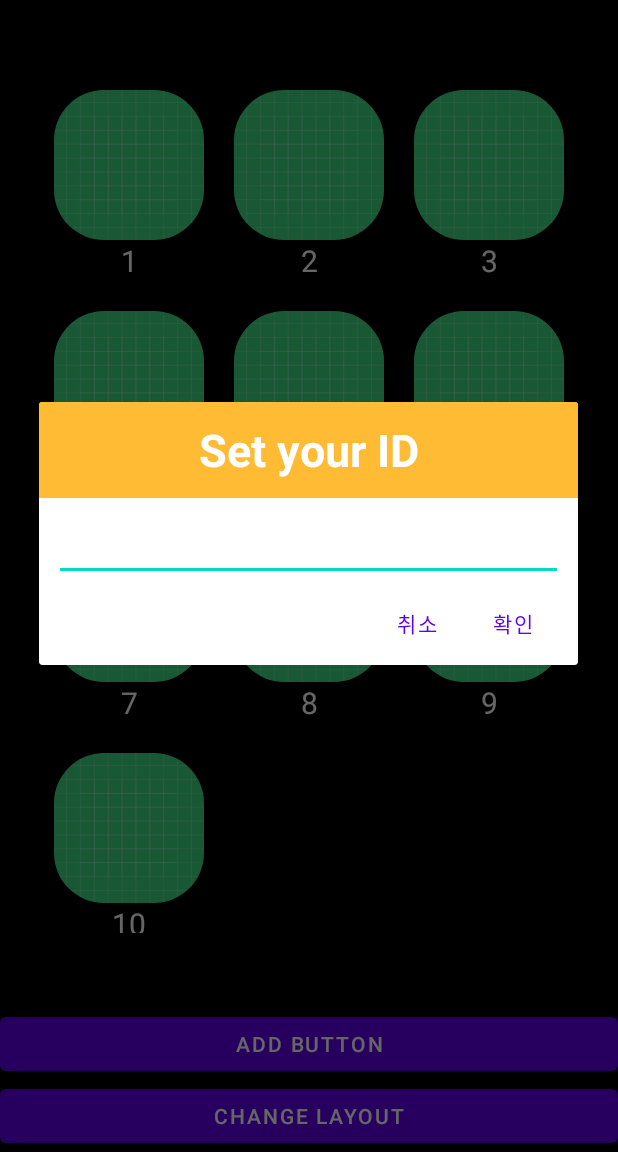
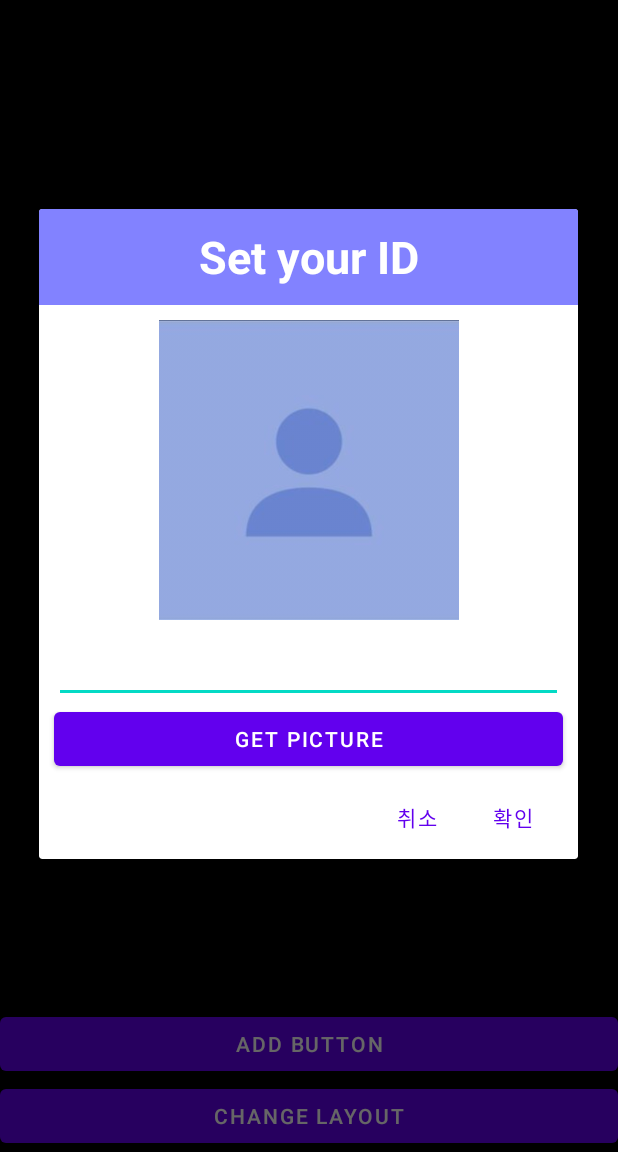
Before and after one commit to f-lab-edu/GitHubBookmarks, an Android app: the screen it shows after launch (MainActivity), after a tap on "ADD BUTTON", on a phone screen of 412 x 824 dp, the part 84-1236 px from its top. Run offline under Robolectric (Android 15) with nearby library versions, the phone set to English and light mode, and no system bars; our stand-ins replace Room's generated code; 1 other tap on this screen came first.

Commit message:
dev/2022-09-12
1. Room을 활용한 데이터 캐쉬화

[study]
1. @Entity : @PrimaryKey(autoGenerate = true), @ColumnInfo
2. @Dao : @Query, @Insert, @Delete
3. @Database, getInstance
3. @TypeConverter

```diff
--- a/app/src/main/java/com/hy0417sage/findmyflower/FlowerAdapter.kt
+++ b/app/src/main/java/com/hy0417sage/findmyflower/FlowerAdapter.kt
@@ -6,8 +6,10 @@ import android.view.ViewGroup
 import androidx.recyclerview.widget.RecyclerView
 import com.bumptech.glide.Glide
 import com.hy0417sage.findmyflower.databinding.ItemFlowerBinding
+import com.hy0417sage.findmyflower.db.FlowerEntity
 
-class FlowerAdapter(private val flowerList: ArrayList<FlowerData>) :
+
+class FlowerAdapter(private val flowerList: ArrayList<FlowerEntity>) :
     RecyclerView.Adapter<FlowerAdapter.MyViewHolder>() {
 
     //뷰홀더 객체를 생성해준다.
@@ -24,13 +26,12 @@ class FlowerAdapter(private val flowerList: ArrayList<FlowerData>) :
     override fun onBindViewHolder(holder: MyViewHolder, position: Int) {
         val flowerData = flowerList[position]
         holder.imageView.clipToOutline = true
+
         holder.textView.text = flowerData.text
         Glide.with(holder.itemView).load(flowerData.img).into(holder.imageView)
 
         holder.itemView.setOnClickListener{
             itemClickListener.onClick(it, position)
-            flowerList.removeAt(position)
-            notifyItemRangeChanged(position, flowerList.size) // 아이템 삭제 후 flowerList.size 재 설정
         }
     }
 
--- a/app/src/main/java/com/hy0417sage/findmyflower/FlowerData.kt
+++ /dev/null
@@ -1,8 +0,0 @@
-package com.hy0417sage.findmyflower
-
-import android.graphics.drawable.Drawable
-
-data class FlowerData (
-    var img : Drawable,
-    var text : String
-    )
--- a/app/src/main/java/com/hy0417sage/findmyflower/MainActivity.kt
+++ b/app/src/main/java/com/hy0417sage/findmyflower/MainActivity.kt
@@ -1,25 +1,33 @@
 package com.hy0417sage.findmyflower
 
 import android.content.DialogInterface
-import androidx.appcompat.app.AppCompatActivity
+import android.graphics.drawable.BitmapDrawable
 import android.os.Bundle
+import android.util.Log
 import android.view.View
 import android.widget.Button
 import android.widget.EditText
+import android.widget.ImageView
+import android.widget.Toast
 import androidx.appcompat.app.AlertDialog
-import androidx.core.content.ContextCompat
+import androidx.appcompat.app.AppCompatActivity
 import androidx.recyclerview.widget.GridLayoutManager
 import androidx.recyclerview.widget.LinearLayoutManager
 import androidx.recyclerview.widget.StaggeredGridLayoutManager
 import com.hy0417sage.findmyflower.databinding.ActivityMainBinding
+import com.hy0417sage.findmyflower.db.AppDatabase
+import com.hy0417sage.findmyflower.db.FlowerDao
+import com.hy0417sage.findmyflower.db.FlowerEntity
 
 class MainActivity : AppCompatActivity(), View.OnClickListener { //클릭 이벤트 처리 인터페이스
 
     private lateinit var binding: ActivityMainBinding
+    private lateinit var db: AppDatabase
+    private lateinit var flowerDao: FlowerDao
+    private lateinit var flowerList: ArrayList<FlowerEntity>
+    private lateinit var adapter: FlowerAdapter
     private lateinit var changeLayout: Button //changeLayout button 변수 선언
     private lateinit var addButton: Button
-    private lateinit var flowerList: ArrayList<FlowerData>
-    private lateinit var adapter: FlowerAdapter
     private var index = 0
 
     override fun onCreate(savedInstanceState: Bundle?) {
@@ -33,35 +41,44 @@ class MainActivity : AppCompatActivity(), View.OnClickListener { //클릭 이벤
         addButton.setOnClickListener(this)
         flowerList = ArrayList()
 
-        setFlowerList()
-        setRecyclerView()
-        deleteFlowerItem()
+        //DB 인스턴스와 DB 작업을 할 수 있는 DAO 를 가져온다.
+        db = AppDatabase.getInstance(this)!!
+        flowerDao = db.getFlowerDao()
+
+        getFlowerList() //저장되어있는 데이터 불러오기
+    }
+
+    private fun getFlowerList() {
+        Thread {
+            flowerList = ArrayList(flowerDao.getAll())
+            Log.d("flowerList", "" + flowerList.size)
+            setRecyclerView()
+        }.start()
+    }
+
+    private fun setRecyclerView() {
+        //리사이클러 뷰 설정
+        runOnUiThread {
+            adapter = FlowerAdapter(flowerList) //어댑터 객체 할당
+            binding.recyclerView.adapter = adapter //리사이클러뷰 어댑터로 위에서 만든 어댑터 설정
+            binding.recyclerView.layoutManager = GridLayoutManager(this, 2) //레이아웃 매니저 설정
+            deleteFlowerItem()
+        }
     }
 
     private fun deleteFlowerItem() {
         adapter.setItemClickListener(object : FlowerAdapter.OnItemClickListener {
             override fun onClick(v: View, position: Int) {
-                adapter.notifyItemRemoved(position)
+                Thread{
+                    flowerDao.deleteFlower(flowerList[position])
+                    flowerList.removeAt(position)
+                    runOnUiThread {
+                        adapter.notifyDataSetChanged()
+                    }
+                }.start()
+                Toast.makeText(this@MainActivity, "${flowerList[position].text}가 삭제되었습니다.", Toast.LENGTH_SHORT).show()
             }
         })
-    }
-
-    private fun setFlowerList() {
-        for (i: Int in 1..10) {
-            flowerList.add(
-                FlowerData(
-                    img = ContextCompat.getDrawable(this, R.drawable.ic_launcher_background)!!,
-                    text = i.toString()
-                )
-            )
-        }
-    }
-
-    private fun setRecyclerView() {
-        //리사이클러 뷰 설정
-        adapter = FlowerAdapter(flowerList) //어댑터 객체 할당
-        binding.recyclerView.adapter = adapter //리사이클러뷰 어댑터로 위에서 만든 어댑터 설정
-        binding.recyclerView.layoutManager = GridLayoutManager(this, 2) //레이아웃 매니저 설정
     }
 
     private fun changeLayoutManager() {
@@ -82,15 +99,24 @@ class MainActivity : AppCompatActivity(), View.OnClickListener { //클릭 이벤
             val alert = p as AlertDialog //p에 해당 AlertDialog 가 들어온다.
             val flowerName: EditText? =
                 alert.findViewById<EditText>(R.id.flowerName) //findViewById를 통해 view 를 가져와서 사용
+            val flowerImage: ImageView? =
+                alert.findViewById<ImageView>(R.id.imageView)
 
-            flowerList.add(
-                FlowerData(
-                    img = ContextCompat.getDrawable(this, R.drawable.ic_launcher_background)!!,
-                    text = "${flowerName?.text}".toString()
+            //flowerImage?.setImageResource(R.drawable.null_profile)
+            //TODO : 갤러리 사진 불러오기
+            val bitmapDrawable = getDrawable(R.drawable.null_profile) as BitmapDrawable
+            val bitmap = bitmapDrawable.bitmap
+
+            Thread {
+                flowerDao.insertFlower(
+                    FlowerEntity(
+                        null,
+                        bitmap,
+                        "${flowerName?.text}".toString()
+                    )
                 )
-            )
-            adapter.notifyItemInserted(flowerList.size) //어댑터에서 리사이클링뷰에 새로운 데이터 반영
-            binding.recyclerView.smoothScrollToPosition(flowerList.size) //새로 추가한 뷰로 이동
+                getFlowerList()
+            }.start()
         }
         builder.setPositiveButton("확인", listener)
         builder.setNegativeButton("취소", null)
--- /dev/null
+++ b/app/src/main/java/com/hy0417sage/findmyflower/db/AppDatabase.kt
@@ -0,0 +1,30 @@
+package com.hy0417sage.findmyflower.db
+
+import android.content.Context
+import androidx.room.Database
+import androidx.room.Room
+import androidx.room.RoomDatabase
+import androidx.room.TypeConverters
+
+@Database(entities = arrayOf(FlowerEntity::class), version = 1)
+@TypeConverters(Converters::class)
+abstract class AppDatabase : RoomDatabase() {
+
+    abstract fun getFlowerDao(): FlowerDao
+
+    companion object {
+        private const val databaseName = "db_flower"
+        private var appDatabase: AppDatabase? = null
+
+        fun getInstance(context: Context): AppDatabase? {
+            if (appDatabase == null) {
+                appDatabase = Room.databaseBuilder(
+                    context,
+                    AppDatabase::class.java,
+                    databaseName
+                ).build()
+            }
+            return appDatabase
+        }
+    }
+}
--- /dev/null
+++ b/app/src/main/java/com/hy0417sage/findmyflower/db/FlowerDao.kt
@@ -0,0 +1,19 @@
+package com.hy0417sage.findmyflower.db
+
+import androidx.room.Dao
+import androidx.room.Delete
+import androidx.room.Insert
+import androidx.room.Query
+
+@Dao
+interface FlowerDao {
+
+    @Query("SELECT * FROM FlowerEntity")
+    fun getAll(): List<FlowerEntity>
+
+    @Insert
+    fun insertFlower(flower: FlowerEntity)
+
+    @Delete
+    fun deleteFlower(flower: FlowerEntity)
+}
--- a/app/src/main/res/drawable/view_box.xml
+++ b/app/src/main/res/drawable/view_box.xml
@@ -1,5 +1,5 @@
 <?xml version="1.0" encoding="UTF-8"?>
 <shape xmlns:android="http://schemas.android.com/apk/res/android">
     <corners
-        android:radius="50px" />
+        android:radius="50px"/>
 </shape>
--- a/app/src/main/res/layout/custom_dialog.xml
+++ b/app/src/main/res/layout/custom_dialog.xml
@@ -1,15 +1,26 @@
 <?xml version="1.0" encoding="utf-8"?>
 <androidx.constraintlayout.widget.ConstraintLayout xmlns:android="http://schemas.android.com/apk/res/android"
     xmlns:app="http://schemas.android.com/apk/res-auto"
+    xmlns:tools="http://schemas.android.com/tools"
     android:layout_width="match_parent"
     android:layout_height="wrap_content"
     android:layout_margin="10dp">
+
+    <ImageView
+        android:id="@+id/user_profile"
+        android:layout_width="200dp"
+        android:layout_height="200dp"
+        android:layout_margin="10dp"
+        android:background="@drawable/null_profile"
+        app:layout_constraintEnd_toEndOf="parent"
+        app:layout_constraintStart_toStartOf="parent"
+        app:layout_constraintTop_toBottomOf="@+id/dialogImageView" />
 
     <TextView
         android:id="@+id/dialogImageView"
         android:layout_width="match_parent"
         android:layout_height="64dp"
-        android:background="#FFFFBB33"
+        android:background="#8282ff"
         android:contentDescription="@string/app_name"
         android:gravity="center"
         android:scaleType="center"
@@ -28,8 +39,19 @@
         android:layout_height="wrap_content"
         android:layout_margin="10dp"
         android:inputType="textEmailAddress"
+        app:layout_constraintTop_toBottomOf="@+id/user_profile"
+        tools:layout_editor_absoluteX="10dp" />
+
+    <Button
+        android:id="@+id/openGallery"
+        android:layout_width="match_parent"
+        android:layout_height="wrap_content"
+        android:layout_marginLeft="10dp"
+        android:layout_marginRight="10dp"
+        android:text="@string/get_picture"
+        app:layout_constraintBottom_toBottomOf="parent"
         app:layout_constraintEnd_toEndOf="parent"
         app:layout_constraintStart_toStartOf="parent"
-        app:layout_constraintTop_toBottomOf="@+id/dialogImageView" />
+        app:layout_constraintTop_toBottomOf="@+id/flowerName" />
 
 </androidx.constraintlayout.widget.ConstraintLayout>
--- a/app/src/main/res/values/strings.xml
+++ b/app/src/main/res/values/strings.xml
@@ -3,4 +3,5 @@
     <string name="changeLayoutManager">change layout</string>
     <string name="add_button">add button</string>
     <string name="set_your_id">Set your ID</string>
+    <string name="get_picture">get picture</string>
 </resources>
```
Also changed, not shown: app/build.gradle (+6 -1 lines), app/src/main/java/com/hy0417sage/findmyflower/db/Converters.kt (added, +22 -0 lines), app/src/main/java/com/hy0417sage/findmyflower/db/FlowerEntity.kt (added, +13 -0 lines), app/src/main/res/drawable-v24/null_profile.jpeg (added).
